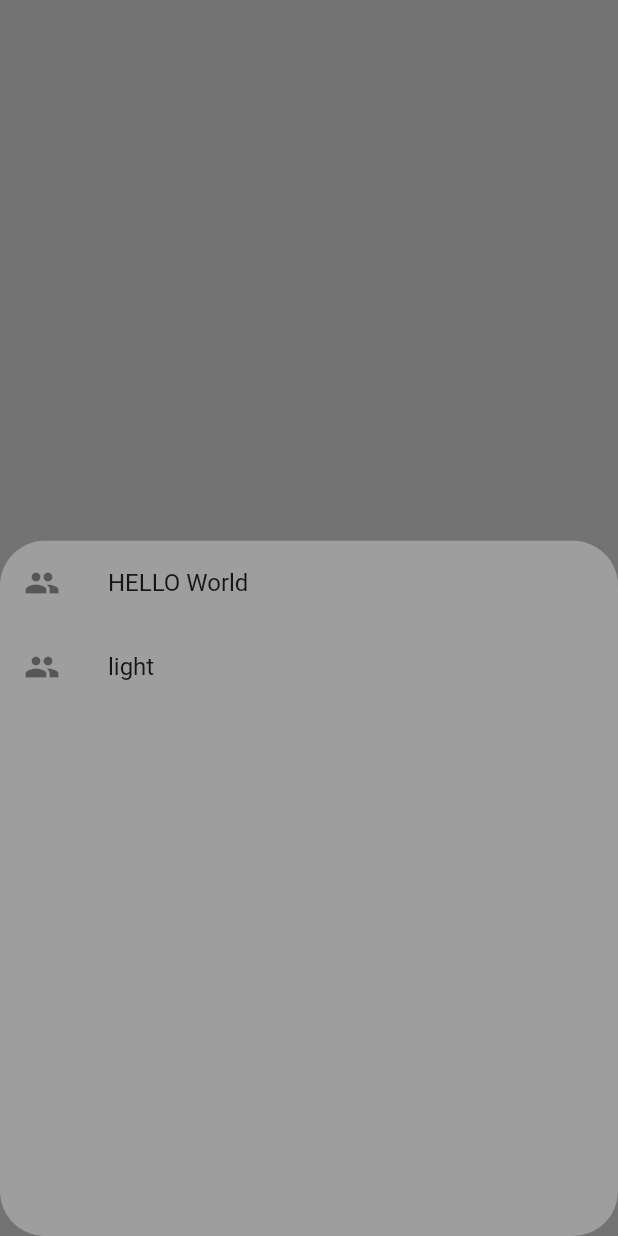
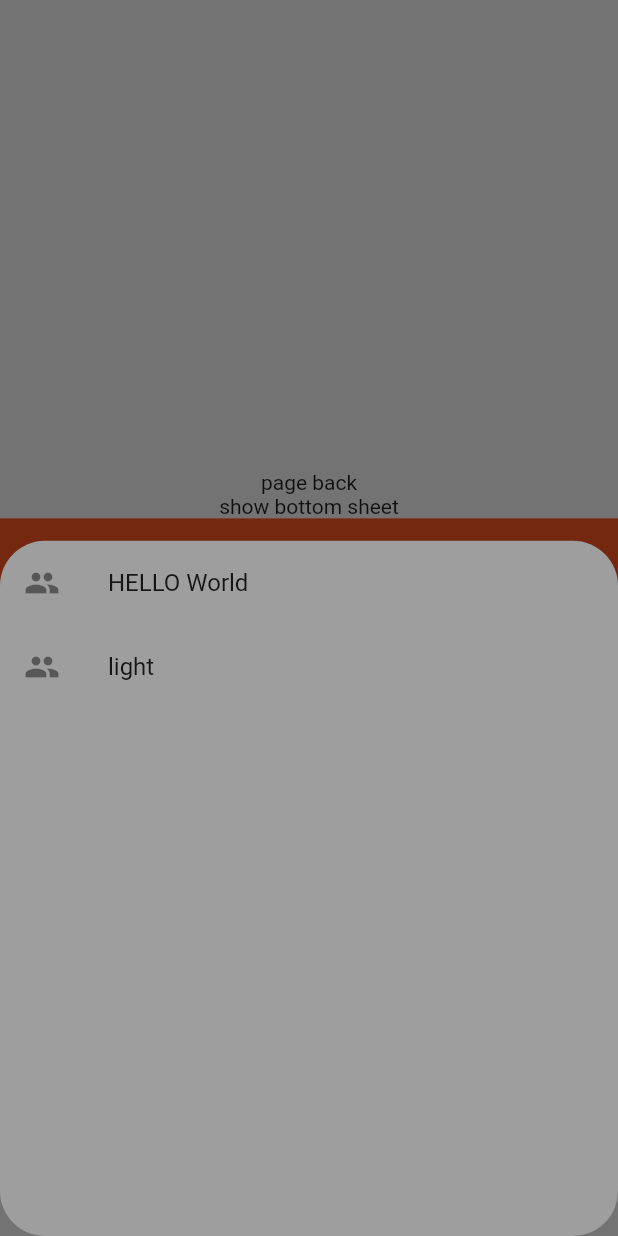
Before and after one commit to AzZaya0/getX_practice, a Flutter app: the Screen1 screen opened directly, after a tap on "show bottom sheet", on a phone screen of 412 x 824 dp. Run offline on Flutter 3.47's test engine with Material 2 defaults, Android fonts, the light colour scheme and no system bars; our stand-ins replace get.

Commit message:
height and width using getx

```diff
--- a/lib/screen1.dart
+++ b/lib/screen1.dart
@@ -50,7 +50,13 @@ class _Screen1State extends State<Screen1> {
                   ]),
                 ));
               },
-              child: Center(child: Text('show bottom sheet')))
+              child: Center(child: Text('show bottom sheet'))),
+          //device height using getX
+          Container(
+            height: Get.height * 0.2,
+            color: Colors.deepOrange,
+            child: Center(child: Text('the height is ${Get.height * 0.2}')),
+          )
         ],
       ),
     );
```
